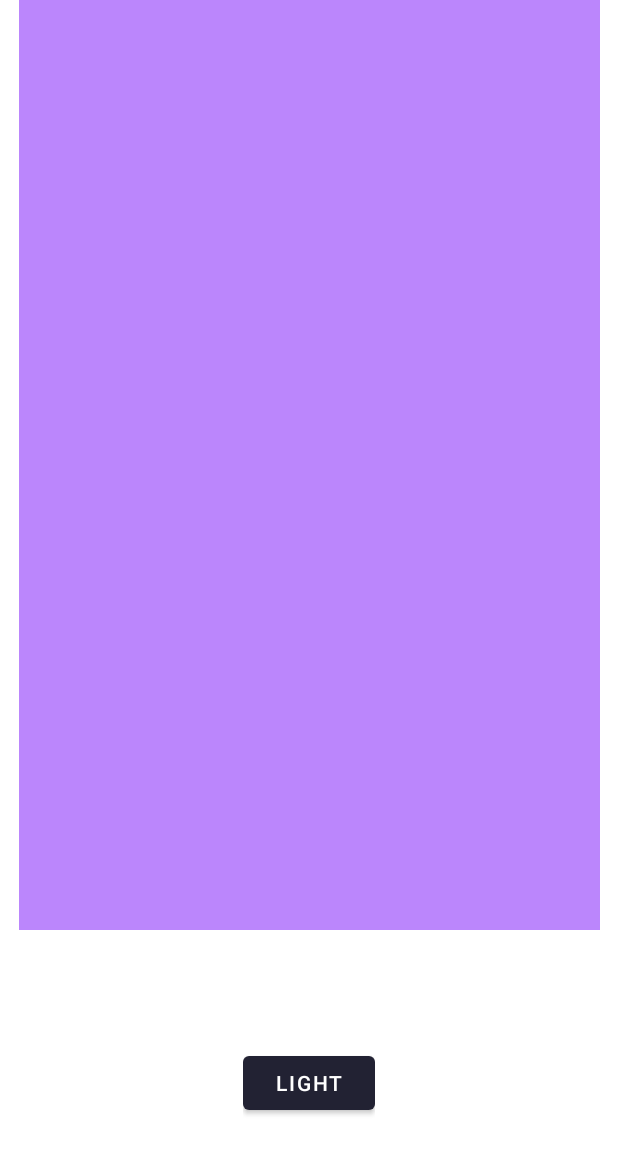
After one commit to KennelTeam/Pheditor, an Android app: the layout image_filter.xml on its own in the app's theme, with its tools: preview values and no code run, on a phone screen of 412 x 824 dp. The commit adds this screen. Shown: the top 1154 px of the screen. Run offline under Robolectric (Android 15) with nearby library versions, the phone set to English and light mode, and no system bars.

Commit message:
Code XML and .kt from ImageFilter

```diff
--- /dev/null
+++ b/app/src/main/res/layout/image_filter.xml
@@ -0,0 +1,39 @@
+<?xml version="1.0" encoding="utf-8"?>
+<layout
+    xmlns:android="http://schemas.android.com/apk/res/android"
+    xmlns:app="http://schemas.android.com/apk/res-auto"
+    xmlns:tools="http://schemas.android.com/tools">
+
+    <androidx.constraintlayout.widget.ConstraintLayout
+        android:layout_height="match_parent"
+        android:layout_width="match_parent"
+        android:id="@+id/imageFilter">
+
+        <ImageView
+            android:id="@+id/imageView2"
+            android:layout_width="387dp"
+            android:layout_height="620dp"
+            app:layout_constraintEnd_toEndOf="parent"
+            app:layout_constraintStart_toStartOf="parent"
+            app:layout_constraintTop_toTopOf="parent"
+            tools:srcCompat="@color/purple_200" />
+
+        <LinearLayout
+            android:layout_width="wrap_content"
+            android:layout_height="wrap_content"
+            android:orientation="horizontal"
+            app:layout_constraintBottom_toBottomOf="parent"
+            app:layout_constraintEnd_toEndOf="parent"
+            app:layout_constraintStart_toStartOf="parent"
+            app:layout_constraintTop_toBottomOf="@+id/imageView2">
+
+            <Button
+                android:id="@+id/button_f1"
+                android:layout_width="wrap_content"
+                android:layout_height="wrap_content"
+                android:layout_weight="1"
+                android:text="light" />
+        </LinearLayout>
+
+    </androidx.constraintlayout.widget.ConstraintLayout>
+</layout>
--- a/app/src/main/res/navigation/navigation.xml
+++ b/app/src/main/res/navigation/navigation.xml
@@ -3,11 +3,15 @@
     xmlns:app="http://schemas.android.com/apk/res-auto"
     xmlns:tools="http://schemas.android.com/tools"
     android:id="@+id/navigation"
-    app:startDestination="@id/cropFragment">
+    app:startDestination="@id/imageFilter2">
 
     <fragment
         android:id="@+id/cropFragment"
         android:name="kennel.pheditor.screens.crop.CropFragment"
         android:label="CropFragment"
         tools:layout="@layout/crop_fragment"/>
+    <fragment
+        android:id="@+id/imageFilter2"
+        android:name="kennel.pheditor.filters.ImageFilter"
+        android:label="ImageFilter" />
 </navigation>
```
Also changed, not shown: app/src/main/java/kennel/pheditor/filters/ImageFilter.kt (+43 -1 lines), 1 other file.
